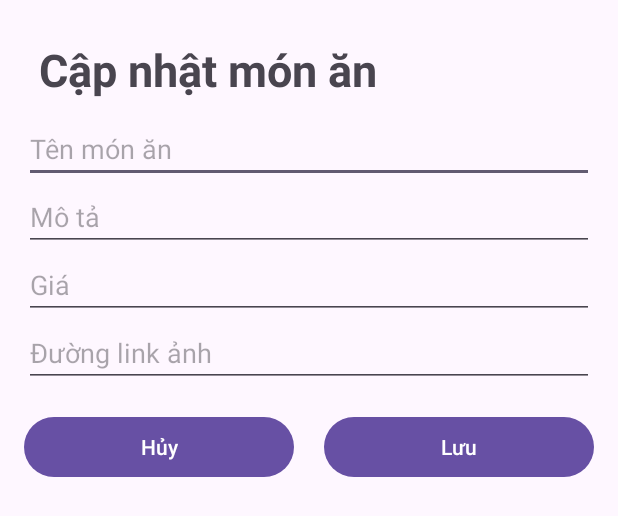
After one commit to hoanglongjpg/FastDine, an Android app: the layout dialog_update_food.xml on its own in the app's theme, with its tools: preview values and no code run, on a phone screen of 412 x 824 dp. The commit adds this screen. Shown: the top 516 px of the screen. Run offline under Robolectric (Android 15) with nearby library versions, the phone set to English and light mode, and no system bars.

Commit message:
Hoan thien tinh nang Sua thong tin mon an va sua lai mot vai giao dien

```diff
--- a/app/src/main/java/com/fastdine/utt/view/CartActivity.java
+++ b/app/src/main/java/com/fastdine/utt/view/CartActivity.java
@@ -39,7 +39,6 @@ public class CartActivity extends AppCompatActivity {
 
     }
 
-
     public void updateTotalPrice(double total) {
         String strtotal = currencyFormat.format(total);
         totalPriceText.setText(String.format("%sđ", strtotal)); // Hiển thị giá tổng
--- /dev/null
+++ b/app/src/main/res/layout/dialog_update_food.xml
@@ -0,0 +1,64 @@
+<?xml version="1.0" encoding="utf-8"?>
+<LinearLayout xmlns:android="http://schemas.android.com/apk/res/android"
+    android:layout_width="match_parent"
+    android:layout_height="wrap_content"
+    android:orientation="vertical"
+    android:padding="16dp">
+
+    <TextView
+        android:layout_width="match_parent"
+        android:layout_height="wrap_content"
+        android:text="Cập nhật món ăn"
+        android:textStyle="bold"
+        android:textSize="30sp"
+        android:layout_gravity="center"
+        android:padding="10dp"/>
+
+    <EditText
+        android:id="@+id/editText_food_name"
+        android:layout_width="match_parent"
+        android:layout_height="wrap_content"
+        android:hint="Tên món ăn" />
+
+    <EditText
+        android:id="@+id/editText_food_description"
+        android:layout_width="match_parent"
+        android:layout_height="wrap_content"
+        android:hint="Mô tả" />
+
+    <EditText
+        android:id="@+id/editText_food_price"
+        android:layout_width="match_parent"
+        android:layout_height="wrap_content"
+        android:hint="Giá"
+        android:inputType="numberDecimal"/>
+
+    <EditText
+        android:id="@+id/editText_food_image"
+        android:layout_width="match_parent"
+        android:layout_height="wrap_content"
+        android:hint="Đường link ảnh" />
+
+    <LinearLayout
+        android:layout_width="match_parent"
+        android:layout_height="wrap_content"
+        android:orientation="horizontal"
+        android:layout_gravity="center"
+        android:layout_marginTop="16dp">
+
+        <Button
+            android:id="@+id/button_cancel"
+            android:layout_width="0dp"
+            android:layout_height="wrap_content"
+            android:layout_weight="1"
+            android:layout_marginRight="20dp"
+            android:text="Hủy" />
+
+        <Button
+            android:id="@+id/button_save"
+            android:layout_width="0dp"
+            android:layout_height="wrap_content"
+            android:layout_weight="1"
+            android:text="Lưu" />
+    </LinearLayout>
+</LinearLayout>
```
Also changed, not shown: app/src/main/java/com/fastdine/utt/controller/OwnerController.java (+42 -2 lines), app/src/main/java/com/fastdine/utt/model/Food.java (+4 -14 lines), app/src/main/java/com/fastdine/utt/view/FoodAdapter.java (+9 -4 lines).
